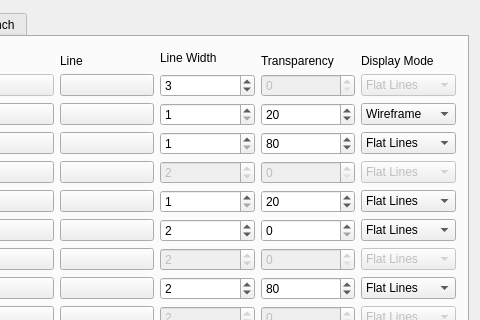
Above: ui/preferences-OSAFE_visual.ui from ebrahimraeyat/OSAFE before the change; both pictures show x 174 to 654 and y 0 to 320 of the 654 by 715 pixel window. Below: the same form after it.
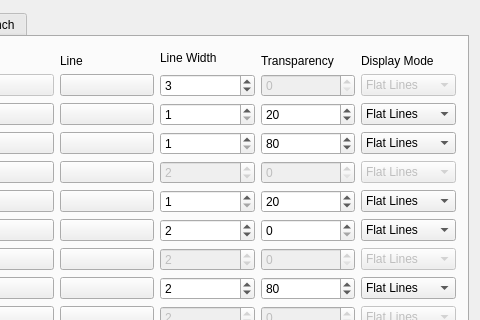
That is the form after the change. The open tabs and pages were chosen to show the change. Custom widgets are drawn as their Qt base class.

Commit message: Bug in import circular column and calculate punch

What changed in the file:
```diff
--- a/ui/preferences-OSAFE_visual.ui
+++ b/ui/preferences-OSAFE_visual.ui
@@ -282,7 +282,7 @@
        <item row="3" column="5">
         <widget class="Gui::PrefComboBox" name="column_display_mode">
          <property name="currentIndex">
-          <number>2</number>
+          <number>0</number>
          </property>
          <property name="prefEntry" stdset="0">
           <cstring>column_display_mode</cstring>
```
Left out of the diff: 2 changed lines with no effect on the pictures. The commit also changes 2 other files.
